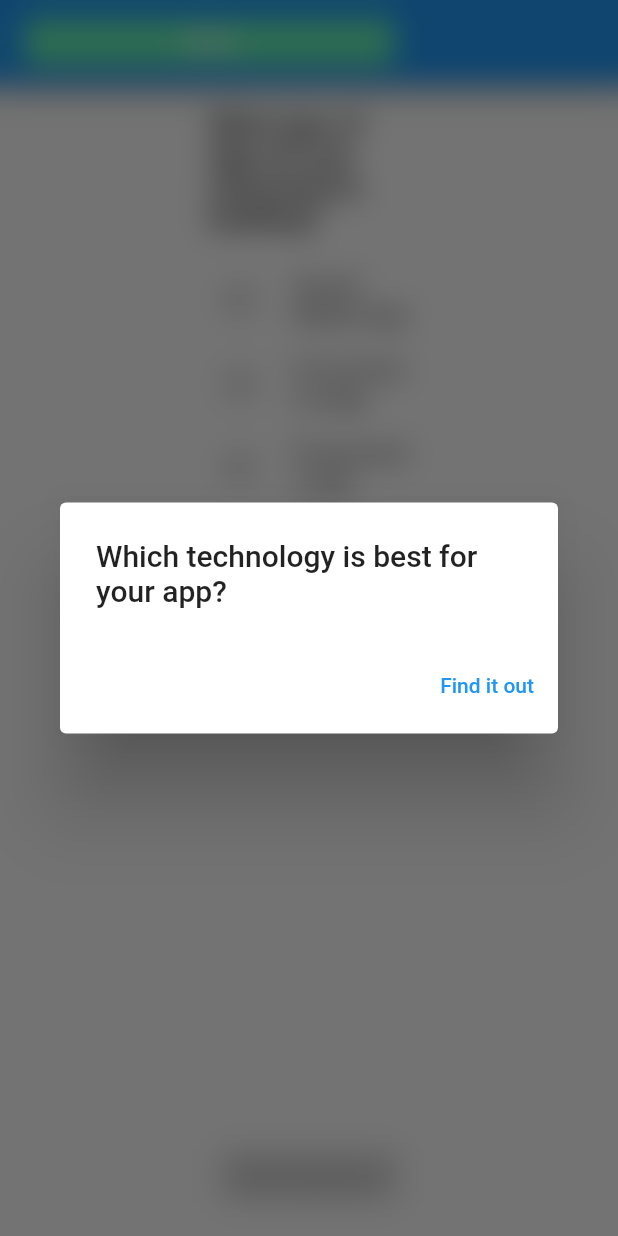
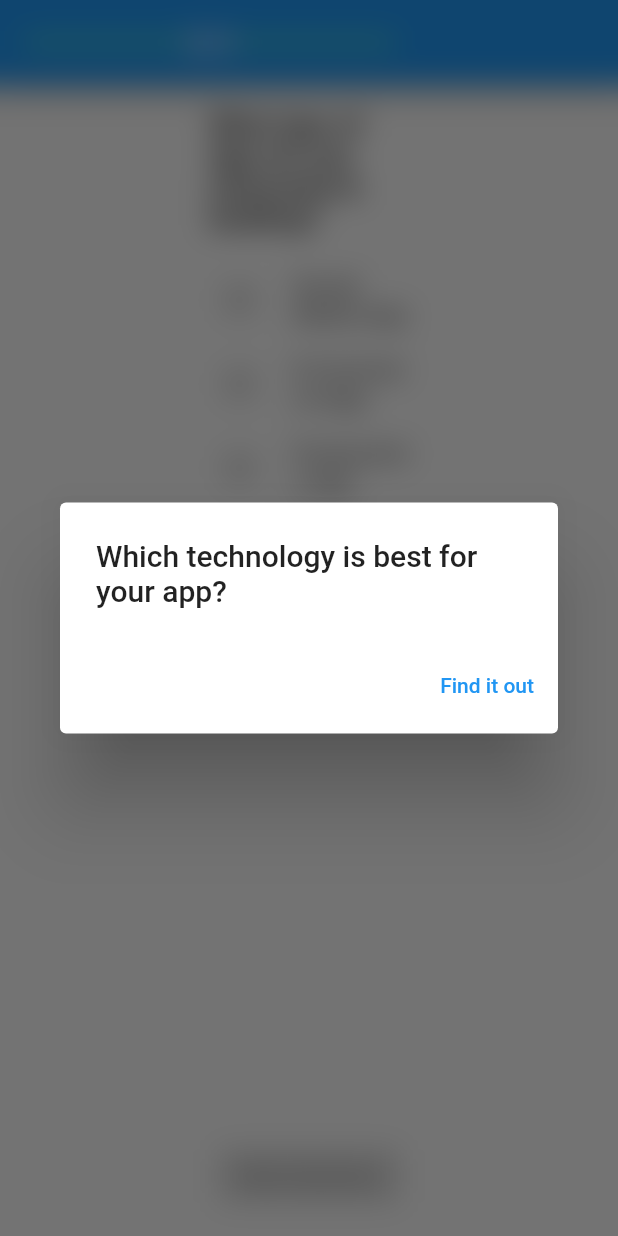
Before and after one commit to Snapp-X/Framework_quiz, a Flutter app: the screen it shows after launch, on a phone screen of 412 x 824 dp. Run offline on Flutter 3.47's test engine with Material 2 defaults, Android fonts, the phone set to English and light mode, and no system bars; our stand-ins replace flutter_riverpod, go_router, shared_preferences.

Commit message:
fixed appbar alignment

```diff
--- a/lib/screens/questions_screen.dart
+++ b/lib/screens/questions_screen.dart
@@ -98,17 +98,22 @@ class _QuestionsScreenState extends ConsumerState<QuestionsScreen> {
         width: MediaQuery.of(context).size.width * 0.6,
         child: Stack(
           children: <Widget>[
-            SizedBox.expand(
+            Align(
+              alignment: Alignment.center,
               child: LinearProgressIndicator(
+                minHeight: 4,
                 value: currentQuestionIndex / questions.length,
                 backgroundColor: Colors.greenAccent,
                 valueColor: AlwaysStoppedAnimation<Color>(Colors.red),
               ),
             ),
             Align(
-                child: Text(currentQuestionIndex.toString() +
-                    "/" +
-                    questions.length.toString()),
+                child: Text(
+                  currentQuestionIndex.toString() +
+                      "/" +
+                      questions.length.toString(),
+                  style: TextStyle(backgroundColor: Colors.blue),
+                ),
                 alignment: Alignment.center),
           ],
         ),
```
